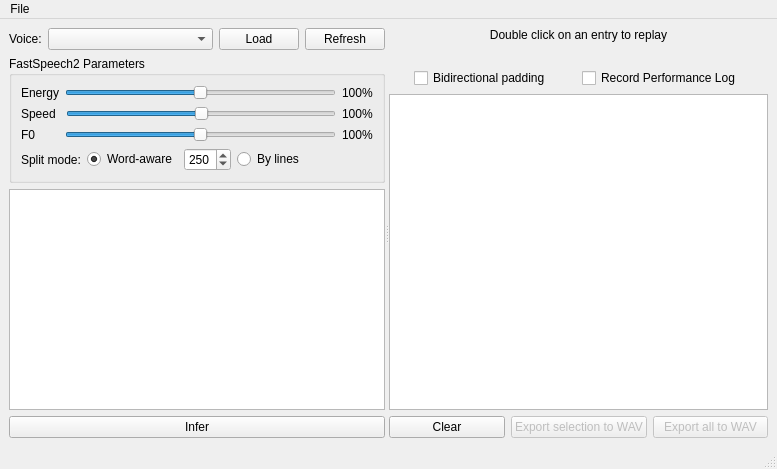
The window that mainwindow.ui (ZDisket/TensorVox) describes before a commit, drawn with Qt 5.
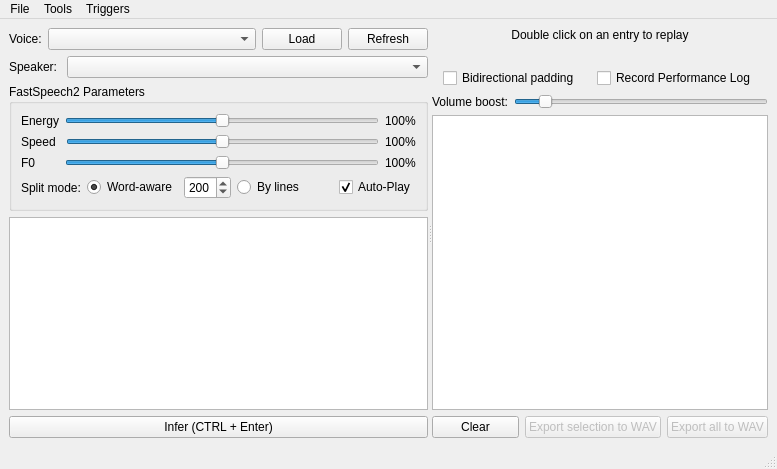
The same window after the commit. Icons and pictures are not drawn.

Patch:
```diff
--- a/mainwindow.ui
+++ b/mainwindow.ui
@@ -21,7 +21,7 @@
        <enum>Qt::Horizontal</enum>
       </property>
       <widget class="QWidget" name="layoutWidget">
-       <layout class="QVBoxLayout" name="verticalLayout" stretch="0,0,8,0">
+       <layout class="QVBoxLayout" name="verticalLayout" stretch="0,0,0,8,0">
         <item>
          <layout class="QHBoxLayout" name="horizontalLayout_2">
           <item>
@@ -68,6 +68,26 @@
           </item>
          </layout>
         </item>
+        <item>
+         <layout class="QHBoxLayout" name="horizontalLayout_9">
+          <item>
+           <widget class="QLabel" name="lblSpeaker">
+            <property name="sizePolicy">
+             <sizepolicy hsizetype="Maximum" vsizetype="Preferred">
+              <horstretch>0</horstretch>
+              <verstretch>0</verstretch>
+             </sizepolicy>
+            </property>
+            <property name="text">
+             <string>Speaker: </string>
+            </property>
+           </widget>
+          </item>
+          <item>
+           <widget class="QComboBox" name="cbSpeaker"/>
+          </item>
+         </layout>
+        </item>
         <item>
          <widget class="QGroupBox" name="grpFs2Params">
           <property name="title">
@@ -222,7 +242,7 @@
                 <number>10</number>
                </property>
                <property name="value">
-                <number>250</number>
+                <number>200</number>
                </property>
               </widget>
              </item>
@@ -255,6 +275,16 @@
                </property>
               </spacer>
              </item>
+             <item>
+              <widget class="QCheckBox" name="chkAutoPlay">
+               <property name="text">
+                <string>Auto-Play</string>
+               </property>
+               <property name="checked">
+                <bool>true</bool>
+               </property>
+              </widget>
+             </item>
             </layout>
            </item>
           </layout>
@@ -276,7 +306,7 @@
         <item>
          <widget class="QPushButton" name="btnInfer">
           <property name="text">
-           <string>Infer</string>
+           <string>Infer (CTRL + Enter)</string>
           </property>
          </widget>
         </item>
@@ -339,6 +369,36 @@
           </item>
          </layout>
         </item>
+        <item>
+         <layout class="QHBoxLayout" name="horizontalLayout_8">
+          <item>
+           <widget class="QLabel" name="label_7">
+            <property name="text">
+             <string>Volume boost:</string>
+            </property>
+           </widget>
+          </item>
+          <item>
+           <widget class="QSlider" name="sliVolBoost">
+            <property name="sizePolicy">
+             <sizepolicy hsizetype="Expanding" vsizetype="Fixed">
+              <horstretch>0</horstretch>
+              <verstretch>0</verstretch>
+             </sizepolicy>
+            </property>
+            <property name="maximum">
+             <number>10000</number>
+            </property>
+            <property name="value">
+             <number>1000</number>
+            </property>
+            <property name="orientation">
+             <enum>Qt::Horizontal</enum>
+            </property>
+           </widget>
+          </item>
+         </layout>
+        </item>
         <item>
          <widget class="QListWidget" name="lstUtts">
           <property name="sizePolicy">
@@ -404,7 +464,21 @@
     </property>
     <addaction name="actionExport_performance_report"/>
    </widget>
+   <widget class="QMenu" name="menuTriggers">
+    <property name="title">
+     <string>Triggers</string>
+    </property>
+    <addaction name="hkInfer"/>
+   </widget>
+   <widget class="QMenu" name="menuTools">
+    <property name="title">
+     <string>Tools</string>
+    </property>
+    <addaction name="actionOverrides"/>
+   </widget>
    <addaction name="menuFile"/>
+   <addaction name="menuTools"/>
+   <addaction name="menuTriggers"/>
   </widget>
   <widget class="QStatusBar" name="statusbar"/>
   <action name="actionExport_performance_report">
```
Left out of the diff: 21 changed lines with no effect on the pictures.
